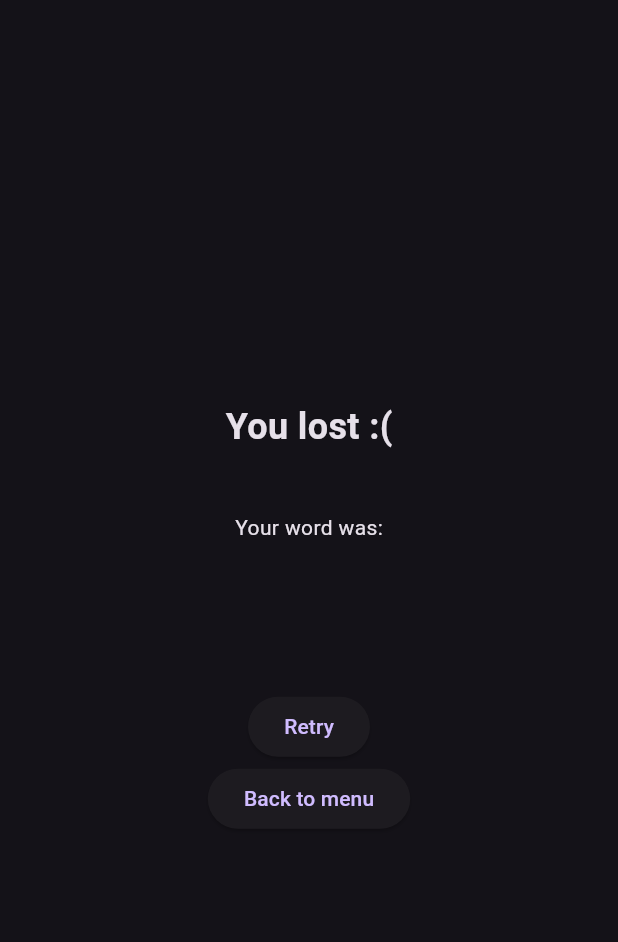
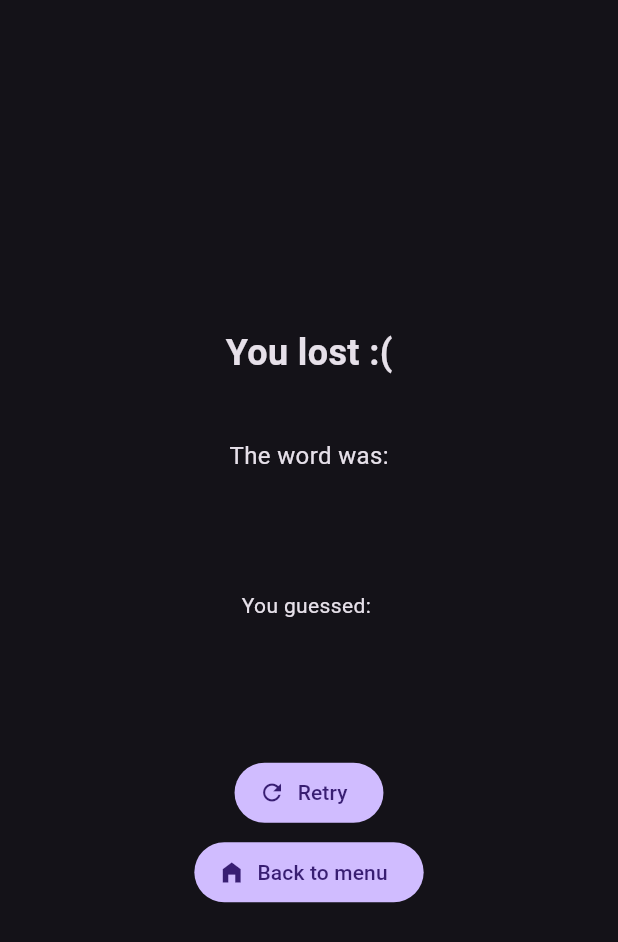
Before and after one commit to edvaldatli/hangman_app, a Flutter app: the EndView screen opened directly with empty values, on a phone screen of 412 x 824 dp. Shown: the top 942 px of the screen. Run offline on Flutter 3.47's test engine with Material 2 defaults, Android fonts, the phone set to English and light mode, and no system bars.

Commit message:
game completed

```diff
--- a/hangman_app/lib/models/difficulties_model.dart
+++ b/hangman_app/lib/models/difficulties_model.dart
@@ -9,7 +9,7 @@ class Difficulty {
   final String description;
   Difficulty({required this.level, required this.description});
 
-  static String _getDescription(DifficultyLevel level){
+  String getDescription(DifficultyLevel level){
     switch (level) {
       case DifficultyLevel.Easy:
         return "Suitable for beginners";
--- a/hangman_app/lib/views/end.dart
+++ b/hangman_app/lib/views/end.dart
@@ -8,7 +8,7 @@ class EndView extends StatefulWidget{
   final bool winner;
   final GameLogic gameLogic;
 
-  const EndView({required this.winner, required this.gameLogic});
+  const EndView({super.key, required this.winner, required this.gameLogic});
 
   @override
   EndViewState createState() => EndViewState();
@@ -17,6 +17,7 @@ class EndView extends StatefulWidget{
 class EndViewState extends State<EndView>{
   late GameLogic gameLogic = widget.gameLogic;
   late String gameWord = widget.gameLogic.gameWord.join('');
+  late List<String> guessedLetters = widget.gameLogic.guessedLetters;
   late bool winner = widget.winner;
 
   void backToMenu(){
@@ -43,32 +44,47 @@ class EndViewState extends State<EndView>{
       );
   }
 
+  @override
   Widget build(BuildContext context) {
-    return Scaffold(
+    return WillPopScope(
+      onWillPop: () {
+        return Future.value(false);
+      },
+      child: Scaffold(
         body: Center(child: Column(
           mainAxisAlignment: MainAxisAlignment.center,
           children: [
             Text(
               widget.winner ? 'You won!' : 'You lost :(',
-            style: TextStyle(
+              style: const TextStyle(
                 fontSize: 24,
                 fontWeight: FontWeight.bold
               ),
             ),
-          SizedBox(height: 40,),
-          Text(!winner ? 'Your word was:' : ''),
+            const SizedBox(height: 40,),
+            const Text(
+              'The word was:',
+              style: TextStyle(
+                fontSize: 16,
+              ),
+            ),
             Text(
               gameWord,
-            style: TextStyle(
-              fontSize: 20,
+              style: const TextStyle(
+                fontSize: 26,
                 fontWeight: FontWeight.bold
               ),
             ),
-          SizedBox(height: 70,),
-          ElevatedButton(onPressed: retryGame, child: Text('Retry')),
-          ElevatedButton(onPressed: backToMenu, child: Text('Back to menu'))
+            const SizedBox(height: 40),
+            const Text('You guessed: '),
+            Text(guessedLetters.join(', ')),
+            const SizedBox(height: 70,),
+            FilledButton.icon(onPressed: retryGame, icon: const Icon(Icons.refresh_sharp), label: const Text('Retry'),),
+            const SizedBox(height: 5,),
+            FilledButton.icon(onPressed: backToMenu, icon: const Icon(Icons.home_filled),label: const Text('Back to menu'))
           ],
         )),
+      ),
     );
   }
 }
--- a/hangman_app/lib/widgets/hangman/game_display.dart
+++ b/hangman_app/lib/widgets/hangman/game_display.dart
@@ -8,7 +8,7 @@ class GameDisplay extends StatelessWidget {
   @override
   Widget build(BuildContext context) {
     return Container(
-      margin: const EdgeInsets.fromLTRB(0, 50, 0, 20),
+      margin: const EdgeInsets.fromLTRB(0, 20, 0, 0),
       height: 50,
       alignment: Alignment.center,
       child: Text(
--- a/hangman_app/lib/widgets/hangman/game_logic.dart
+++ b/hangman_app/lib/widgets/hangman/game_logic.dart
@@ -6,7 +6,7 @@ class GameLogic {
   int wrongCounter = 0;
 
   late List<String> gameWord;
-  late Set<String> guessedLetters;
+  late List<String> guessedLetters;
   late List<String> displayWord;
 
   Language language;
@@ -14,7 +14,7 @@ class GameLogic {
 
   GameLogic(this.language, this.difficulty, String word) {
     gameWord = word.split('');
-    guessedLetters = {};
+    guessedLetters = [];
     displayWord = List.filled(gameWord.length, '_');
   }
 
@@ -26,29 +26,43 @@ class GameLogic {
     }
   }
 
-  bool guessLetter(String guessedLetter) {
-    bool isCorrect = false;
+  bool isCorrect(String guessedLetter){
+    String guessed = guessedLetter.toLowerCase();
+    String icelandicChar = icelandicCharToEnglishChar(guessedLetter.toUpperCase()).toLowerCase();
+    if(gameWord.contains(guessed) || gameWord.contains(icelandicChar)){
+      return true;
+    } else {
+      return false;
+    }
+  }
+
+  bool checkIfAlreadyGuessed(String guessedLetter) {
+    String guessed = guessedLetter.toLowerCase();
+    if(guessedLetters.contains(guessed)){
+      return true;
+    } else {
+      return false;
+    }
+  }
+
+  void guessLetter(String guessedLetter) {
     String icelandicToEnglishChar = icelandicCharToEnglishChar(guessedLetter);
-
     String lowerGuessedLetter = guessedLetter.toLowerCase();
 
-    // Loops through the gameWord to check if the gameWord includes the guessed letter.
-    // Loop also incorporates Icelandic characters and will show both kind of letters.
-    // Example: User guesses character U. Loop checks both U and Ú
-    for (int i = 0; i < gameWord.length; i++) {
-      if (lowerGuessedLetter == gameWord[i].toLowerCase() || icelandicToEnglishChar == gameWord[i].toLowerCase()) {
-        displayWord[i] = gameWord[i].toUpperCase();
-        isCorrect = true;
+    if(checkIfAlreadyGuessed(lowerGuessedLetter)){
+      return;
+    } else if (isCorrect(lowerGuessedLetter)){
+      for (int i = 0; i < gameWord.length; i++) {
+        if(lowerGuessedLetter == gameWord[i].toLowerCase() || icelandicToEnglishChar == gameWord[i].toLowerCase()){
+          displayWord[i] = gameWord[i].toUpperCase();
+        }
+
       }
+      guessedLetters.add(lowerGuessedLetter);
+    } else {
+      wrongCounter++;
+      guessedLetters.add(lowerGuessedLetter);
     }
-
-    guessedLetters.add(lowerGuessedLetter);
-
-    if(!isCorrect){
-      wrongCounter++;
-    }
-
-    return isCorrect;
   }
 
   String getDisplayWord() {
```
Also changed, not shown: hangman_app/lib/views/hangman.dart (+24 -11 lines), hangman_app/lib/widgets/hangman/hangman_figure.dart (+15 -34 lines), hangman_app/lib/widgets/home/difficulty_modal.dart (+10 -9 lines). Lines whose indentation alone changed are shown as unchanged.
